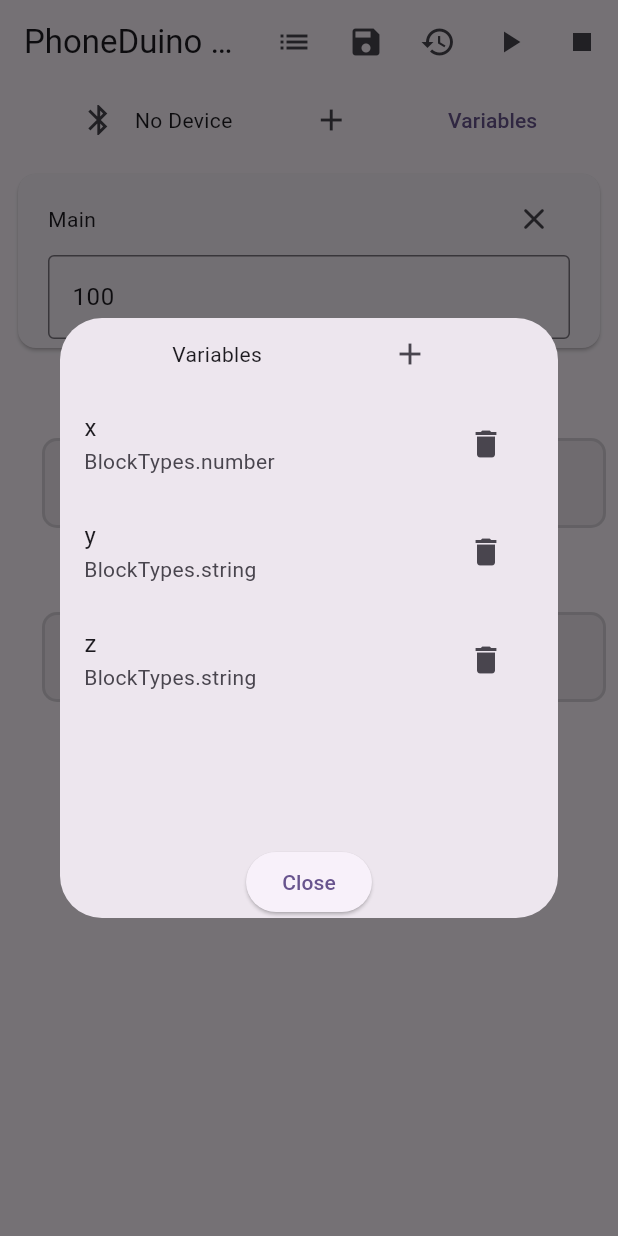
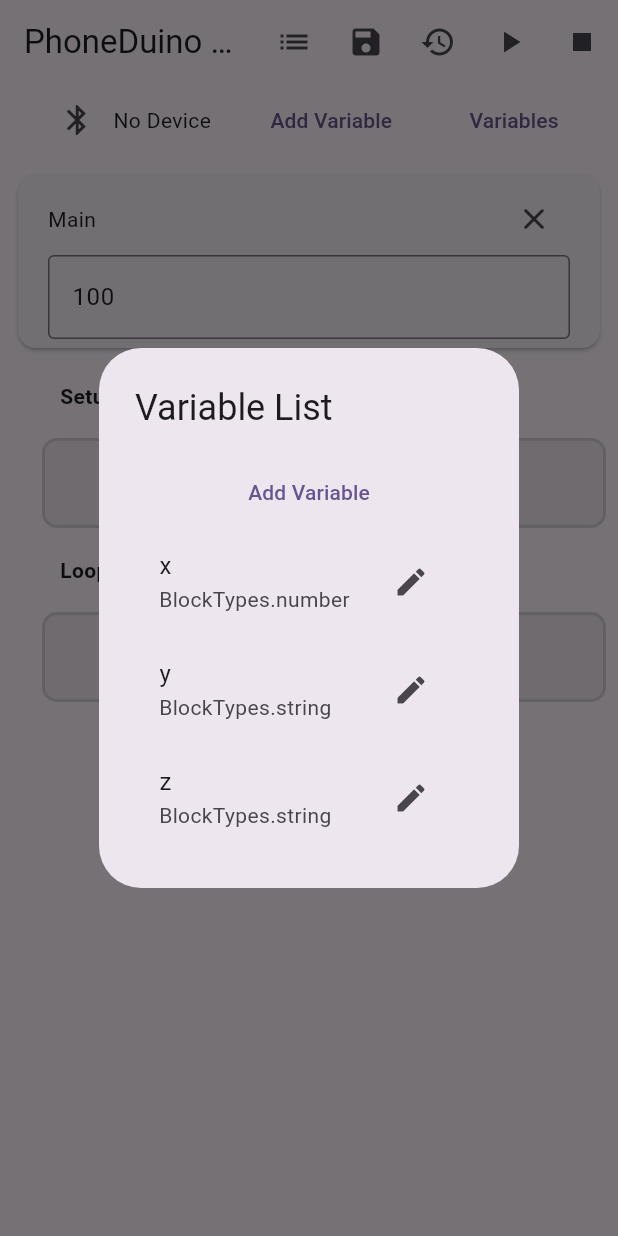
Before and after one commit to rogue1starwars/Block, a Flutter app: the screen it shows after launch, after a tap on "Variables", on a phone screen of 412 x 824 dp. Run offline on Flutter 3.47's test engine with Material 3 defaults, Android fonts, the phone set to English and light mode, and no system bars; our stand-ins replace flutter_blue_plus, flutter_compass, flutter_riverpod, geolocator, hive_flutter; accounts and stored records are empty.

Commit message:
added variable modification

```diff
--- a/lib/provider/variables_provider.dart
+++ b/lib/provider/variables_provider.dart
@@ -9,6 +9,14 @@
           'y': Variable(value: 'default', type: BlockTypes.string, name: 'y'),
           'z': Variable(value: 'default2', type: BlockTypes.string, name: 'z'),
         } as Map<String, Variable>);
+
+  void renameVariable(String oldName, String newName) {
+    if (hasVariable(oldName)) {
+      final Variable variable = state[oldName]!;
+      state = {...state}..remove(oldName);
+      state = {...state}..[newName] = variable;
+    }
+  }
 
   bool hasVariable(String name) {
     return state.containsKey(name);
--- a/lib/widgets/variables/add_variables.dart
+++ b/lib/widgets/variables/add_variables.dart
@@ -94,9 +94,9 @@
 
   @override
   Widget build(BuildContext context) {
-    return IconButton(
+    return TextButton(
       onPressed: () => _showDialog(context),
-      icon: const Icon(Icons.add),
+      child: const Text('Add Variable'),
     );
   }
 }
--- a/lib/widgets/variables/modify_variables.dart
+++ b/lib/widgets/variables/modify_variables.dart
@@ -1,47 +1,119 @@
-// import 'package:flutter/material.dart';
-// import 'package:flutter_riverpod/flutter_riverpod.dart';
+import 'package:flutter/material.dart';
+import 'package:flutter_riverpod/flutter_riverpod.dart';
+import 'package:phoneduino_block/provider/block_tree_provider.dart';
+import 'package:phoneduino_block/provider/variables_provider.dart';
 
-// class ModifyVariables extends ConsumerStatefulWidget {
-//   const ModifyVariables({super.key});
+class ModifyVariables extends ConsumerStatefulWidget {
+  final String name;
+  const ModifyVariables({super.key, required this.name});
+
+  @override
+  ConsumerState<ModifyVariables> createState() => _ModifyVariablesState();
+}
+
+class _ModifyVariablesState extends ConsumerState<ModifyVariables> {
+  final TextEditingController _controller = TextEditingController();
+
+  Future<void> _showDialog(BuildContext context) {
+    return showDialog<void>(
+      context: context,
+      builder: (BuildContext context) {
+        return AlertDialog(
+          title: Text('Modify Variable: ${widget.name}'),
+          content: Column(
+            mainAxisSize: MainAxisSize.min,
+            children: [
+              Text("Rename Variable: ${widget.name}"),
+              TextField(
+                controller: _controller,
+                decoration: const InputDecoration(labelText: 'Rename Variable'),
+              ),
+            ],
+          ),
+          actions: <Widget>[
+            TextButton(
+              onPressed: () => Navigator.pop(context),
+              child: const Text('Cancel'),
+            ),
+            TextButton(
+              onPressed: () {
+                ref
+                    .read(variablesProvider.notifier)
+                    .deleteVariable(widget.name);
+                // recreate block tree
+                ref
+                    .read(blockTreeProvider.notifier)
+                    .removeVariable(name: widget.name);
+                Navigator.pop(context);
+              },
+              child: const Text("Delete"),
+            ),
+            TextButton(
+              onPressed: () {
+                if (_controller.text.isNotEmpty) {
+                  if (_controller.text != widget.name) {
+                    ref
+                        .read(variablesProvider.notifier)
+                        .renameVariable(widget.name, _controller.text);
+                    // recreate block tree
+                    ref.read(blockTreeProvider.notifier).renameVariable(
+                        oldName: widget.name, newName: _controller.text);
+                  }
+                  Navigator.pop(context);
+                }
+              },
+              child: const Text('Save'),
+            ),
+          ],
+        );
+      },
+    );
+  }
+
+  @override
+  void initState() {
+    super.initState();
+    _controller.text = widget.name;
+    _controller.addListener(() {
+      final String name = _controller.text.toLowerCase();
+      _controller.value = _controller.value.copyWith(
+        text: name,
+        selection:
+            TextSelection(baseOffset: name.length, extentOffset: name.length),
+        composing: TextRange.empty,
+      );
+    });
+  }
+
+  @override
+  Widget build(BuildContext context) {
+    return IconButton(
+      icon: const Icon(Icons.edit),
+      onPressed: () {
+        _showDialog(context);
+      },
+    );
+  }
+}
+
+// class ModifyVariables extends ConsumerWidget {
+//   final String name;
+
+//   const ModifyVariables({super.key, required this.name});
 
 //   @override
-//   ConsumerState<ModifyVariables> createState() => _ModifyVariablesState();
-// }
+//   Widget build(BuildContext context, WidgetRef ref) {
+//     final TextEditingController controller = TextEditingController(text: name);
 
-// class _ModifyVariablesState extends ConsumerState<ModifyVariables> {
-//   Future<void> _showDialog(BuildContext context) {
-//     return showDialog<void>(
-//       context: context,
-//       builder: (BuildContext context) {
-//         return AlertDialog(
-//           title: const Text('Add Variable'),
-//           content: ,
-//           actions: <Widget>[
-//             TextButton(
-//               onPressed: () => Navigator.pop(context),
-//               child: const Text('Cancel'),
-//             ),
-//             TextButton(
-//               onPressed: () {
-//                 if (_controller.text.isNotEmpty) {
-//                   ref.read(variablesProvider.notifier).setVariable(
-//                         _controller.text,
-//                         null,
-//                         _selectedType,
-//                       );
-//                   Navigator.pop(context);
-//                 }
-//               },
-//               child: const Text('Add'),
-//             ),
-//           ],
-//         );
-//       },
+//     return AlertDialog(
+//       title: Text('Modify Variable: $name'),
+//       content: Column(children: [
+//         TextField(
+//           controller: controller,
+//           decoration: const InputDecoration(labelText: 'Rename Variable'),
+//         ),
+//         const SizedBox(height: 10),
+//       ]),
 //     );
 //   }
-
-//   @override
-//   Widget build(BuildContext context) {
-//     return const Placeholder();
-//   }
 // }
--- a/lib/widgets/variables/variable_list.dart
+++ b/lib/widgets/variables/variable_list.dart
@@ -3,6 +3,7 @@
 import 'package:phoneduino_block/models/variables.dart';
 import 'package:phoneduino_block/provider/variables_provider.dart';
 import 'package:phoneduino_block/widgets/variables/add_variables.dart';
+import 'package:phoneduino_block/widgets/variables/modify_variables.dart';
 
 class VariableListDialog extends ConsumerWidget {
   const VariableListDialog({super.key});
@@ -10,49 +11,19 @@
   @override
   Widget build(BuildContext context, WidgetRef ref) {
     final Map<String, Variable> variables = ref.watch(variablesProvider);
-    return Dialog(
-      child: SizedBox(
-        height: 400,
-        child: Column(
-          mainAxisSize: MainAxisSize.min,
-          children: [
-            const Row(
-              mainAxisAlignment: MainAxisAlignment.spaceEvenly,
-              children: [
-                Text('Variables'),
-                AddVariableButton(),
-              ],
-            ),
-            Expanded(
-              child: ListView.builder(
-                itemCount: variables.length,
-                itemBuilder: (context, index) {
-                  final String key = variables.keys.elementAt(index);
-                  if (!variables.containsKey(key))
-                    return const SizedBox.shrink();
-                  final Variable variable = variables[key]!;
-                  return ListTile(
-                    title: Text(variable.name),
-                    subtitle: Text(variable.type.toString()),
-                    trailing: IconButton(
-                      icon: const Icon(Icons.delete),
-                      onPressed: () {
-                        // ref.read(variablesProvider.notifier).removeVariable(key);
-                      },
-                    ),
-                  );
-                },
-              ),
-            ),
-            ElevatedButton(
-              onPressed: () {
-                Navigator.pop(context);
-              },
-              child: const Text('Close'),
-            ),
-          ],
-        ),
-      ),
-    );
+    return AlertDialog(
+        title: const Text('Variable List'),
+        content: SingleChildScrollView(
+            child: Column(children: [
+          const AddVariableButton(),
+          for (final key in variables.keys)
+            variables.containsKey(key)
+                ? ListTile(
+                    title: Text(variables[key]!.name),
+                    subtitle: Text(variables[key]!.type.toString()),
+                    trailing: ModifyVariables(name: key),
+                  )
+                : const SizedBox()
+        ])));
   }
 }
```
Also changed, not shown: lib/provider/block_tree_provider.dart (+167 -0 lines).
